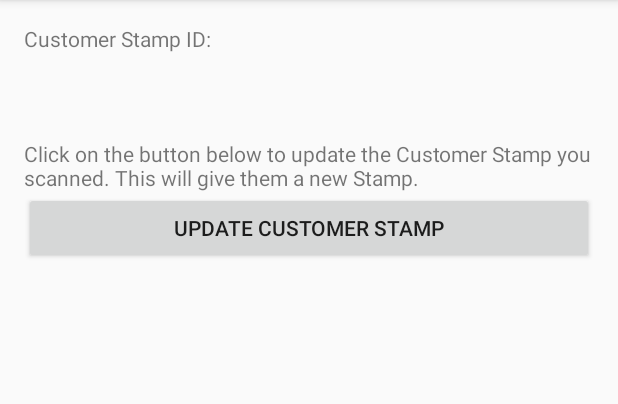
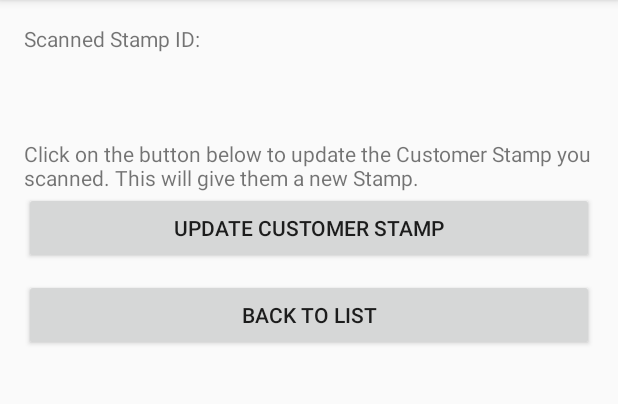
Before and after one commit to nexturninc/Aloopy-Merchant, an Android app: the StampList screen opened directly, with no data from a screen before it, after a tap on "SCAN CUSTOMER STAMP", on a phone screen of 412 x 824 dp, the part 84-488 px from its top. Run offline under Robolectric (Android 15) with nearby library versions, the phone set to English and light mode, and no system bars; libraries missing offline, so code that uses them is left out: com.google.zxing.integration, com.nostra13.universalimageloader; 6 statements that could not run were skipped.

Commit message:
Customer Stamp Set scanner

```diff
--- a/AloopyMerchantApp/app/src/main/java/com/merchant/aloopy/aloopymerchantapp/QRScannerActivity.java
+++ b/AloopyMerchantApp/app/src/main/java/com/merchant/aloopy/aloopymerchantapp/QRScannerActivity.java
@@ -7,6 +7,7 @@ import android.content.ContentValues;
 import android.content.Context;
 import android.content.Intent;
 import android.content.SharedPreferences;
+import android.database.Cursor;
 import android.database.sqlite.SQLiteDatabase;
 import android.net.ConnectivityManager;
 import android.os.AsyncTask;
@@ -26,6 +27,7 @@ import com.google.zxing.integration.android.IntentIntegrator;
 import com.google.zxing.integration.android.IntentResult;
 import com.merchant.aloopy.aloopydatabase.AloopySQLHelper;
 import com.merchant.aloopy.aloopydatabase.MerchantInfoContract;
+import com.merchant.aloopy.aloopydatabase.MerchantStampInfoContract;
 import com.merchant.aloopy.aloopydatabase.UserInfoContract;
 
 import org.json.JSONArray;
@@ -43,6 +45,7 @@ public class QRScannerActivity extends ActionBarActivity {
     private IntentIntegrator integrator = null;
     private String UserId = null;
     private CustomerStampTask mTask = null;
+    private String ScanType = null;
 
     private TextView lblCustomerStampId = null;
     private Button btnUpdateCustomerStamp = null;
@@ -62,6 +65,8 @@ public class QRScannerActivity extends ActionBarActivity {
         mProgressView = findViewById(R.id.login_progress);
         mControlBody = findViewById(R.id.dvStampListBody);
         lblCustomerStampId = (TextView)findViewById(R.id.lblCustomerStampId);
+        TextView lblScannerLabel = (TextView)findViewById(R.id.lblScannerLabel);
+        TextView lblStampScannerInstructions = (TextView)findViewById(R.id.lblStampScannerInstructions);
         btnUpdateCustomerStamp = (Button)findViewById(R.id.btnUpdateCustomerStamp);
         btnUpdateCustomerStamp.setOnClickListener(new View.OnClickListener() {
             @Override
@@ -69,9 +74,24 @@ public class QRScannerActivity extends ActionBarActivity {
                 StampCustomerStamp(lblCustomerStampId.getText().toString());
             }
         });
+        Button btnBackToList = (Button)findViewById(R.id.btnBackToList);
+        btnBackToList.setOnClickListener(new View.OnClickListener() {
+            @Override
+            public void onClick(View v) {
+                finish();
+            }
+        });
 
         //INTENT
         Intent intent = getIntent();
+        ScanType = intent.getStringExtra(getString(R.string.EXTRA_QR_Scanner_Mode));
+        lblScannerLabel.setText("Scanned " + ScanType + " ID:");
+        if(ScanType.equals("Stamp")) {
+            btnUpdateCustomerStamp.setVisibility(View.VISIBLE);
+            lblStampScannerInstructions.setVisibility(View.VISIBLE);
+        }
+
+        //INITIALIZE SCANNER APP
         integrator = new IntentIntegrator(QRScannerActivity.this);
         integrator.addExtra("SCAN_WIDTH", 640);
         integrator.addExtra("SCAN_HEIGHT", 480);
@@ -138,7 +158,7 @@ public class QRScannerActivity extends ActionBarActivity {
                     lblCustomerStampId.setText(contents);
                 }
                 catch(Exception ex){
-                    lblCustomerStampId.setText("Invalid Customer Stamp QR Code scanned!");
+                    lblCustomerStampId.setText("Invalid QR Code scanned!");
                 }
             } else {
                 lblCustomerStampId.setText("---");
@@ -148,88 +168,6 @@ public class QRScannerActivity extends ActionBarActivity {
 
 
     //TASKS
-    public class CustomerStampTask extends AsyncTask<Void, Void, Boolean> {
-
-        private final String mCustomerStampId;
-        private final String mUserId;
-
-        CustomerStampTask(String customerStampId, String userId) {
-            mCustomerStampId = customerStampId;
-            mUserId = userId;
-        }
-
-        @Override
-        protected Boolean doInBackground(Void... params) {
-            // TODO: attempt authentication against a network service.
-
-            Boolean loginSuccess = false;
-
-            JSONObject jsonResponse = null;
-            JSONObject jsonParam = new JSONObject();
-
-            try {
-
-                Common comm = new Common();
-                comm.setAPIURL(getString(R.string.AloopyAPIURL));
-                jsonResponse = comm.PostAPI(jsonParam, "/aloopy/customerstampset/?customerStampSetId=" + mCustomerStampId + "&mercUserId=" + mUserId);
-
-
-                if (jsonResponse != null) {
-
-                    String strSuccess = jsonResponse.getString("success");
-
-                    if (strSuccess == "true") {
-
-                        JSONArray userInfo = jsonResponse.getJSONArray("merchantUserInfo");
-                        JSONArray merchantInfo = jsonResponse.getJSONArray("merchantInfo");
-
-                        if(userInfo != null && userInfo.length() > 0
-                                && merchantInfo != null && merchantInfo.length() > 0) {
-
-                            //GET DATA FROM API
-                        }
-
-
-                        loginSuccess = true;
-                    }
-                }
-
-            }
-            catch (Exception ex) {
-                String message = ex.getMessage();
-            }
-
-            if(loginSuccess) {
-                Intent intent = new Intent(getBaseContext(), MainActivity.class);
-                startActivity(intent);
-            }
-
-
-            // TODO: register the new account here.
-            return loginSuccess;
-        }
-
-        @Override
-        protected void onPostExecute(final Boolean success) {
-            mTask = null;
-            showProgress(false);
-
-            if (success) {
-                finish();
-            }
-            else if (!Common.GetInternetConnectivity((ConnectivityManager)getSystemService(Context.CONNECTIVITY_SERVICE))){
-
-            } else {
-
-            }
-        }
-
-        @Override
-        protected void onCancelled() {
-            mTask = null;
-            showProgress(false);
-        }
-    }
     @TargetApi(Build.VERSION_CODES.HONEYCOMB_MR2)
     public void showProgress(final boolean show) {
         // On Honeycomb MR2 we have the ViewPropertyAnimator APIs, which allow
@@ -263,6 +201,69 @@ public class QRScannerActivity extends ActionBarActivity {
         }
     }
 
+    public class CustomerStampTask extends AsyncTask<Void, Void, Boolean> {
+
+        private final String mCustomerStampId;
+        private final String mUserId;
+
+        CustomerStampTask(String customerStampId, String userId) {
+            mCustomerStampId = customerStampId;
+            mUserId = userId;
+        }
+
+        @Override
+        protected Boolean doInBackground(Void... params) {
+            // TODO: attempt authentication against a network service.
+
+            Boolean loginSuccess = false;
+            String apiMessage = "";
+
+            JSONObject jsonResponse = null;
+            JSONObject jsonParam = new JSONObject();
+
+            try {
+
+                Common comm = new Common();
+                comm.setAPIURL(getString(R.string.AloopyAPIURL));
+                jsonResponse = comm.PostAPI(jsonParam, "/aloopy/customerstampset/?customerStampSetId=" + mCustomerStampId + "&mercUserId=" + mUserId);
+
+
+                if (jsonResponse != null) {
+
+                    String strSuccess = jsonResponse.getString("success");
+                    apiMessage = jsonResponse.getString("responseMessage");
+                    Toast.makeText(getBaseContext(), apiMessage, Toast.LENGTH_SHORT).show();
+
+                    if (strSuccess == "true") {
+                        loginSuccess = true;
+                    }
+                }
+
+            }
+            catch (Exception ex) {
+                String message = ex.getMessage();
+            }
+
+            // TODO: register the new account here.
+            return loginSuccess;
+        }
+
+        @Override
+        protected void onPostExecute(final Boolean success) {
+            mTask = null;
+            showProgress(false);
+
+            finish();
+        }
+
+        @Override
+        protected void onCancelled() {
+            mTask = null;
+            showProgress(false);
+        }
+    }
+
+
 
     //METHODS
     public void callCustomerStampTask(String customerStampTask) {
@@ -279,26 +280,31 @@ public class QRScannerActivity extends ActionBarActivity {
         mTask.execute((Void) null);
 
     }
-
     private String StampCustomerStamp(String customerStampId)
     {
         String message = "";
         UUID cStampId = null;
 
+        if(Common.GetInternetConnectivity((ConnectivityManager) getSystemService(Context.CONNECTIVITY_SERVICE))) {
 
-        try {
-            //CHECK GUID FORMAT
-            cStampId = UUID.fromString(customerStampId);
+            try {
+                //CHECK GUID FORMAT
+                cStampId = UUID.fromString(customerStampId);
 
-            //ACCESS API
-            callCustomerStampTask(customerStampId);
+                //ACCESS API
+                callCustomerStampTask(customerStampId);
 
+            }
+            catch (IllegalArgumentException argEx) {
+                message = getString(R.string.message_InvalidCustomerStampID);
+            }
+            catch (Exception ex) {
+                message = getString(R.string.message_unexpected_error);
+            }
         }
-        catch (IllegalArgumentException argEx)
+        else
         {
-            message = "Invalid Customer Stamp ID";
-        }
-        catch(Exception ex){
+            message = getString(R.string.message_Internet_Required);
         }
 
         return message;
--- a/AloopyMerchantApp/app/src/main/java/com/merchant/aloopy/aloopymerchantapp/StampList.java
+++ b/AloopyMerchantApp/app/src/main/java/com/merchant/aloopy/aloopymerchantapp/StampList.java
@@ -99,10 +99,15 @@ public class StampList extends Fragment {
             @Override
             public void onClick(View v) {
 
-                Intent intent = new Intent(getActivity().getBaseContext(), QRScannerActivity.class);
-                intent.putExtra(getString(R.string.EXTRA_QR_Scanner_Mode), "Stamp");
-                startActivity(intent);
-
+                if(Common.GetInternetConnectivity((ConnectivityManager)getActivity().getSystemService(Context.CONNECTIVITY_SERVICE))) {
+                    Intent intent = new Intent(getActivity().getBaseContext(), QRScannerActivity.class);
+                    intent.putExtra(getString(R.string.EXTRA_QR_Scanner_Mode), "Stamp");
+                    startActivity(intent);
+                }
+                else
+                {
+                    Toast.makeText(getActivity().getBaseContext(), getString(R.string.message_Internet_Required), Toast.LENGTH_SHORT).show();
+                }
             }
         });
 
--- a/AloopyMerchantApp/app/src/main/res/layout/qr_scanner.xml
+++ b/AloopyMerchantApp/app/src/main/res/layout/qr_scanner.xml
@@ -23,8 +23,8 @@
         <TextView
             android:layout_width="fill_parent"
             android:layout_height="wrap_content"
-            android:textSize="14dp"
-            android:text="@string/lblScanCustomerStamp"/>
+            android:id="@+id/lblScannerLabel"
+            android:textSize="14dp"/>
 
         <TextView
             android:layout_width="fill_parent"
@@ -37,13 +37,22 @@
             android:layout_height="wrap_content"
             android:layout_marginTop="30dp"
             android:textSize="14dp"
-            android:text="Click on the button below to update the Customer Stamp you scanned. This will give them a new Stamp."/>
+            android:id="@+id/lblStampScannerInstructions"
+            android:visibility="gone"
+            android:text="@string/lblStampScannerInstructions"/>
+        <Button
+            android:layout_width="fill_parent"
+            android:layout_height="wrap_content"
+            android:id="@+id/btnUpdateCustomerStamp"
+            android:visibility="gone"
+            android:text="@string/btnUpdateCustomerStamp"/>
 
         <Button
             android:layout_width="fill_parent"
             android:layout_height="wrap_content"
-            android:id="@+id/btnUpdateCustomerStamp"
-            android:text="@string/btnUpdateCustomerStamp"/>
+            android:id="@+id/btnBackToList"
+            android:layout_marginTop="10dp"
+            android:text="@string/btnBackToList"/>
 
     </LinearLayout>
 
--- a/AloopyMerchantApp/app/src/main/res/values/strings.xml
+++ b/AloopyMerchantApp/app/src/main/res/values/strings.xml
@@ -3,10 +3,14 @@
     <string name="SHARE_PREF_UserId">UserId</string>
     <string name="SHARE_PREF_UserName">Username</string>
     <string name="SHARE_PREF_MerchantId">MerchantId</string>
+    <string name="SHARE_PREF_MerchantType">MerchantType</string>
     <string name="EXTRA_LoginDisplay_Name">com.merchant.aloopy.aloopymerchantapp.LoginDisplay_Name</string>
     <string name="EXTRA_StampDetail_Id">com.merchant.aloopy.aloopymerchantapp.StoreStampId</string>
+    <string name="EXTRA_QR_Scanner_Mode">QRScannerMode</string>
 
     <string name="message_Internet_Required">This requires an active Internet connection.</string>
+    <string name="message_InvalidCustomerStampID">Invalid Customer Stamp ID</string>
+    <string name="message_unexpected_error">An unexpected error has occurred.</string>
 
     <string name="app_name">Aloopy Merchant App</string>
     <string name="title_activity_main">Main</string>
@@ -19,8 +23,9 @@
     <string name="MerchantLogoAlt">Merchant Logo</string>
     <string name="StampRewardImageALT">Stamp Reward</string>
     <string name="btnScanCustomerStamp">Scan Customer Stamp</string>
-    <string name="EXTRA_QR_Scanner_Mode">QRScannerMode</string>
-    <string name="lblScanCustomerStamp">Customer Stamp ID:</string>
     <string name="btnUpdateCustomerStamp">Update Customer Stamp</string>
+    <string name="btnBackToList">Back to List</string>
+    <string name="lblStampScannerInstructions">Click on the button below to update the Customer Stamp you scanned. This will give them a new Stamp.</string>
+
 
 </resources>
```
Also changed, not shown: AloopyMerchantApp/app/src/main/java/com/merchant/aloopy/aloopymerchantapp/LoginActivity.java (+13 -3 lines), 1 other file.
